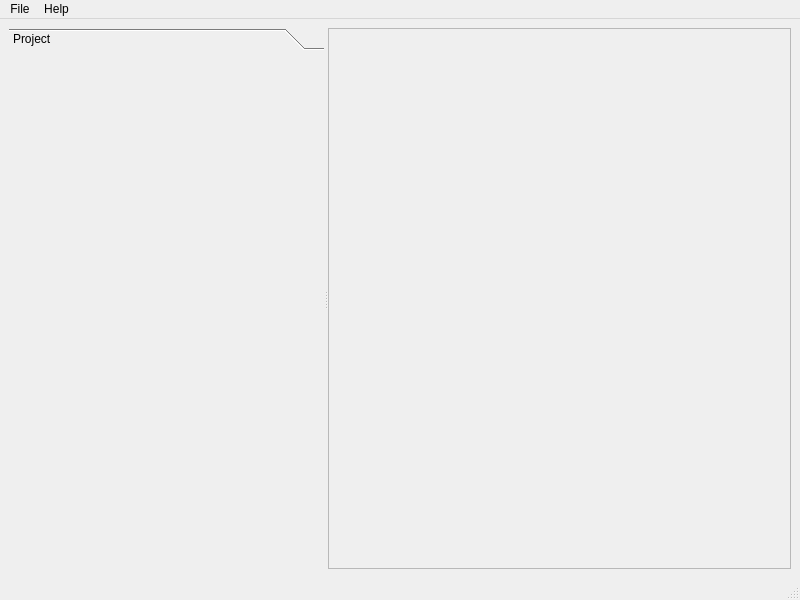
Qt form ilastik-shell/ui/ilastikShell.ui (ilastik/ilastik) before a commit.
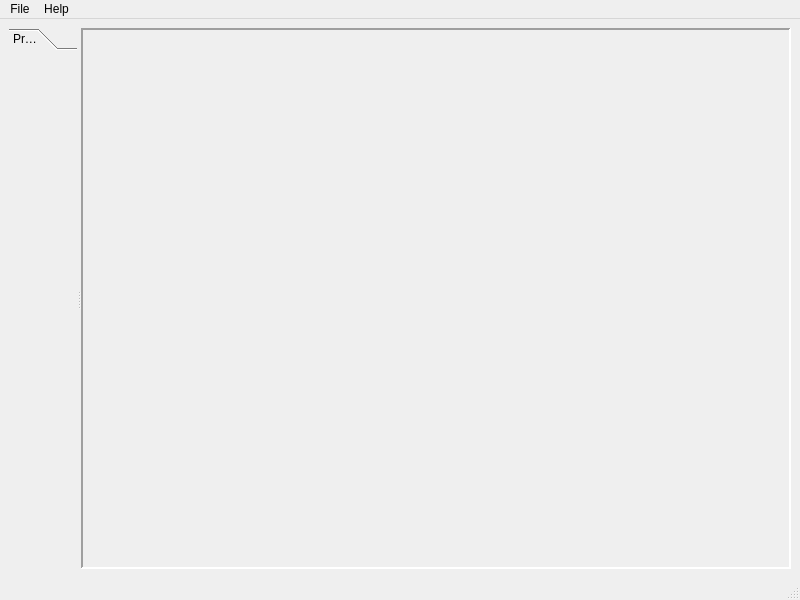
The same form after that commit.

Commit message: fiddeled around with sizePolicy in IlastikShell

The edit to the form file:
```diff
--- a/ilastik-shell/ui/ilastikShell.ui
+++ b/ilastik-shell/ui/ilastikShell.ui
@@ -16,10 +16,6 @@
   <widget class="QWidget" name="centralwidget">
    <layout class="QVBoxLayout" name="verticalLayout_2">
     <item>
-     <widget class="QSplitter" name="splitter_2">
-      <property name="orientation">
-       <enum>Qt::Horizontal</enum>
-      </property>
       <widget class="QSplitter" name="splitter">
        <property name="orientation">
         <enum>Qt::Horizontal</enum>
@@ -36,7 +32,7 @@
              <rect>
               <x>0</x>
               <y>0</y>
-              <width>135</width>
+             <width>109</width>
               <height>233</height>
              </rect>
             </property>
@@ -61,14 +57,23 @@
          </item>
         </layout>
        </widget>
-      </widget>
-      <widget class="QFrame" name="frame">
+      <widget class="QStackedWidget" name="appletStack">
+       <property name="sizePolicy">
+        <sizepolicy hsizetype="MinimumExpanding" vsizetype="MinimumExpanding">
+         <horstretch>2</horstretch>
+         <verstretch>2</verstretch>
+        </sizepolicy>
+       </property>
        <property name="frameShape">
-        <enum>QFrame::StyledPanel</enum>
+        <enum>QFrame::Panel</enum>
        </property>
        <property name="frameShadow">
-        <enum>QFrame::Raised</enum>
+        <enum>QFrame::Sunken</enum>
        </property>
+       <property name="lineWidth">
+        <number>2</number>
+       </property>
+       <widget class="QWidget" name="page_2"/>
       </widget>
      </widget>
     </item>
```
Left out of the diff: 3 changed lines with no effect on the pictures. Lines whose indentation alone changed are shown as unchanged.
